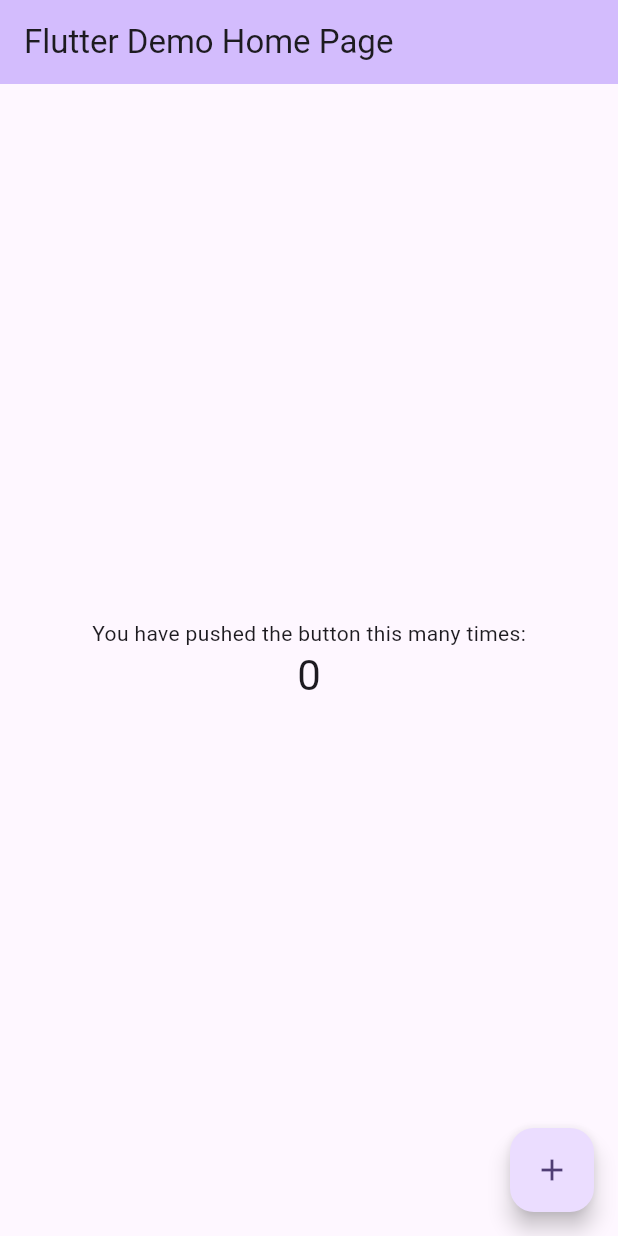
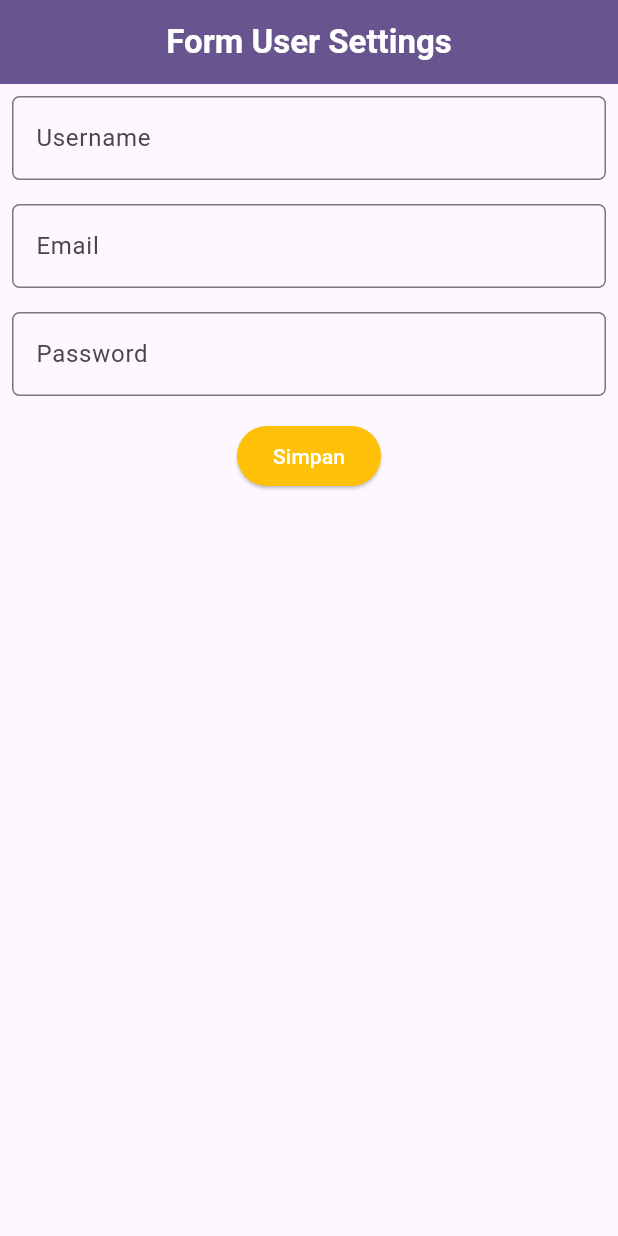
Before and after one commit to pbp-kelompok-A06/netly-mobile, a Flutter app: the screen it shows after launch, on a phone screen of 412 x 824 dp. Run offline on Flutter 3.47's test engine with Material 3 defaults, Android fonts, the phone set to English and light mode, and no system bars.

Commit message:
sample routing

```diff
--- a/lib/app_route.dart
+++ b/lib/app_route.dart
@@ -1,16 +1,11 @@
 import 'package:flutter/material.dart';
+import 'package:netly_mobile/modules/auth/view/login_page.dart';
 
-// import 'modules/auth/view/login_page.dart';
-// import 'modules/home/view/home_page.dart';
-// import 'modules/profile/view/profile_page.dart';
 
 class AppRoutes {
   static const login = '/login';
-  static const home = '/home';
-  static const profile = '/profile';
 
   static final Map<String, WidgetBuilder> routes = {
-    login: (context) => null,
-    home: (context) => null,
+    login: (context) => LoginPage(),
   };
 }
--- a/lib/main.dart
+++ b/lib/main.dart
@@ -1,4 +1,5 @@
 import 'package:flutter/material.dart';
+import 'package:netly_mobile/app_route.dart';
 
 void main() {
   runApp(const MyApp());
@@ -13,110 +14,11 @@ class MyApp extends StatelessWidget {
     return MaterialApp(
       title: 'Flutter Demo',
       theme: ThemeData(
-        // This is the theme of your application.
-        //
-        // TRY THIS: Try running your application with "flutter run". You'll see
-        // the application has a purple toolbar. Then, without quitting the app,
-        // try changing the seedColor in the colorScheme below to Colors.green
-        // and then invoke "hot reload" (save your changes or press the "hot
-        // reload" button in a Flutter-supported IDE, or press "r" if you used
-        // the command line to start the app).
-        //
-        // Notice that the counter didn't reset back to zero; the application
-        // state is not lost during the reload. To reset the state, use hot
-        // restart instead.
-        //
-        // This works for code too, not just values: Most code changes can be
-        // tested with just a hot reload.
+
         colorScheme: ColorScheme.fromSeed(seedColor: Colors.deepPurple),
       ),
-      home: const MyHomePage(title: 'Flutter Demo Home Page'),
+      initialRoute: AppRoutes.login,
+      routes: AppRoutes.routes,
     );
   }
 }
-
-class MyHomePage extends StatefulWidget {
-  const MyHomePage({super.key, required this.title});
-
-  // This widget is the home page of your application. It is stateful, meaning
-  // that it has a State object (defined below) that contains fields that affect
-  // how it looks.
-
-  // This class is the configuration for the state. It holds the values (in this
-  // case the title) provided by the parent (in this case the App widget) and
-  // used by the build method of the State. Fields in a Widget subclass are
-  // always marked "final".
-
-  final String title;
-
-  @override
-  State<MyHomePage> createState() => _MyHomePageState();
-}
-
-class _MyHomePageState extends State<MyHomePage> {
-  int _counter = 0;
-
-  void _incrementCounter() {
-    setState(() {
-      // This call to setState tells the Flutter framework that something has
-      // changed in this State, which causes it to rerun the build method below
-      // so that the display can reflect the updated values. If we changed
-      // _counter without calling setState(), then the build method would not be
-      // called again, and so nothing would appear to happen.
-      _counter++;
-    });
-  }
-
-  @override
-  Widget build(BuildContext context) {
-    // This method is rerun every time setState is called, for instance as done
-    // by the _incrementCounter method above.
-    //
-    // The Flutter framework has been optimized to make rerunning build methods
-    // fast, so that you can just rebuild anything that needs updating rather
-    // than having to individually change instances of widgets.
-    return Scaffold(
-      appBar: AppBar(
-        // TRY THIS: Try changing the color here to a specific color (to
-        // Colors.amber, perhaps?) and trigger a hot reload to see the AppBar
-        // change color while the other colors stay the same.
-        backgroundColor: Theme.of(context).colorScheme.inversePrimary,
-        // Here we take the value from the MyHomePage object that was created by
-        // the App.build method, and use it to set our appbar title.
-        title: Text(widget.title),
-      ),
-      body: Center(
-        // Center is a layout widget. It takes a single child and positions it
-        // in the middle of the parent.
-        child: Column(
-          // Column is also a layout widget. It takes a list of children and
-          // arranges them vertically. By default, it sizes itself to fit its
-          // children horizontally, and tries to be as tall as its parent.
-          //
-          // Column has various properties to control how it sizes itself and
-          // how it positions its children. Here we use mainAxisAlignment to
-          // center the children vertically; the main axis here is the vertical
-          // axis because Columns are vertical (the cross axis would be
-          // horizontal).
-          //
-          // TRY THIS: Invoke "debug painting" (choose the "Toggle Debug Paint"
-          // action in the IDE, or press "p" in the console), to see the
-          // wireframe for each widget.
-          mainAxisAlignment: MainAxisAlignment.center,
-          children: <Widget>[
-            const Text('You have pushed the button this many times:'),
-            Text(
-              '$_counter',
-              style: Theme.of(context).textTheme.headlineMedium,
-            ),
-          ],
-        ),
-      ),
-      floatingActionButton: FloatingActionButton(
-        onPressed: _incrementCounter,
-        tooltip: 'Increment',
-        child: const Icon(Icons.add),
-      ), // This trailing comma makes auto-formatting nicer for build methods.
-    );
-  }
-}
--- a/lib/modules/auth/view/login_page.dart
+++ b/lib/modules/auth/view/login_page.dart
@@ -0,0 +1,208 @@
+import 'package:flutter/material.dart';
+class LoginPage extends StatefulWidget{
+    const LoginPage({super.key});
+
+
+    @override
+    State<LoginPage> createState() => _LoginPageState();
+}
+
+class _LoginPageState extends State<LoginPage>{
+
+    final _formKey = GlobalKey<FormState>();
+    String _name = "";
+    String _email = "";
+    String _password = "";
+
+    @override
+    Widget build(BuildContext context){
+        return Scaffold(
+            appBar: AppBar(
+                title: const Center(
+                    child: Text('Form User Settings', style: TextStyle(fontWeight: FontWeight.bold),),
+                ),
+                backgroundColor: Theme.of(context).colorScheme.primary,
+                foregroundColor: Colors.white,
+            ),
+            body: Form(
+                key: _formKey, // handler form state, validasi form, penyimpanan form
+                child: SingleChildScrollView(
+                    child: Column(
+                        crossAxisAlignment: CrossAxisAlignment.start,
+                        children: [
+                            // NAME USER
+
+                            Padding(
+                                padding: const EdgeInsets.all(8.0),
+                                child: TextFormField(
+                                    decoration: InputDecoration(
+                                        hintText: "Username",
+                                        labelText: "Username",
+                                        border: OutlineInputBorder(
+                                            borderRadius: BorderRadius.circular(5.0),
+                                            borderSide: BorderSide(color: Colors.black)
+                                        )
+                                    ),
+
+                                    onChanged: (String? value){
+                                        setState(() {
+                                          _name = value!;
+                                        });
+                                    },
+
+                                    validator: (String? value){
+                                        if(value == null || value.isEmpty){
+                                            return "Username tidak boleh kosong!";
+                                        }
+
+                                        if(value.length > 20){
+                                            return "Username maksimum 20 karakter!";
+                                        }
+
+
+
+
+                                        return null;
+
+                                    },
+
+                                ),
+                            ),
+
+
+                            // Email USER
+
+                            Padding(
+                                padding: const EdgeInsets.all(8.0),
+                                child: TextFormField(
+                                    decoration: InputDecoration(
+                                        hintText: "Email",
+                                        labelText: "Email",
+                                        border: OutlineInputBorder(
+                                            borderRadius: BorderRadius.circular(5.0),
+                                            borderSide: BorderSide(color: Colors.black)
+                                        )
+                                    ),
+
+                                    onChanged: (String? value){
+                                        setState(() {
+                                          _email = value!;
+                                        });
+                                    },
+
+                                    validator: (value){
+                                        if(value == null || value.isEmpty){
+                                            return "Email tidak boleh kosong!";
+                                        }
+
+
+
+
+                                        return null;
+
+                                    },
+
+                                ),
+                            ),
+
+
+                            // Password USER
+
+                            Padding(
+                                padding: const EdgeInsets.all(8.0),
+                                child: TextFormField(
+                                    decoration: InputDecoration(
+                                        hintText: "Password",
+                                        labelText: "Password",
+                                        border: OutlineInputBorder(
+                                            borderRadius: BorderRadius.circular(5.0),
+                                            borderSide: BorderSide(color: Colors.black)
+                                        ),
+                                    ),
+
+                                    obscureText: true,
+
+                                    onChanged: (String? value){
+                                        setState(() {
+                                          _password = value!;
+                                        });
+                                    },
+
+                                    validator: (value){
+                                        if(value == null || value.isEmpty){
+                                            return "Password tidak boleh kosong!";
+                                        }
+
+
+
+
+                                        return null;
+
+                                    },
+
+                                ),
+                            ),
+
+                            // SIMPANN
+
+                            Align(
+                                alignment: Alignment.bottomCenter,
+                                child: Padding(
+                                    padding: const EdgeInsets.all(8.0),
+                                    child: ElevatedButton(
+                                    style: ButtonStyle(
+                                        backgroundColor: MaterialStateProperty.all(Colors.amber),
+                                    ),
+                                    onPressed: () {
+                                        if (_formKey.currentState!.validate()) {
+                                        showDialog(
+                                            context: context,
+                                            builder: (context) {
+                                            return AlertDialog(
+                                                title: const Text('Berita berhasil disimpan!'),
+                                                content: SingleChildScrollView(
+                                                child: Column(
+                                                    crossAxisAlignment:
+                                                        CrossAxisAlignment.start,
+                                                    children: [
+                                                    Text('Username: $_name'),
+                                                    Text('Email: $_email'),
+                                                    Text('Password: $_password'),
+                                                    ],
+                                                ),
+                                                ),
+                                                actions: [
+                                                TextButton(
+                                                    child: const Text('OK'),
+                                                    onPressed: () {
+                                                      Navigator.pop(context);
+                                                      _formKey.currentState!.reset();
+                                                    },
+                                                ),
+                                                ],
+                                            );
+                                            },
+                                        );
+
+                                        }
+                                    },
+                                    child: const Text(
+                                        "Simpan",
+                                        style: TextStyle(color: Colors.white),
+                                    ),
+                                    ),
+                                ),
+                            ),
+
+
+
+                        ],
+                    ),
+
+
+                ), // membuat scrollable
+
+            ),
+        );
+    }
+}
```
